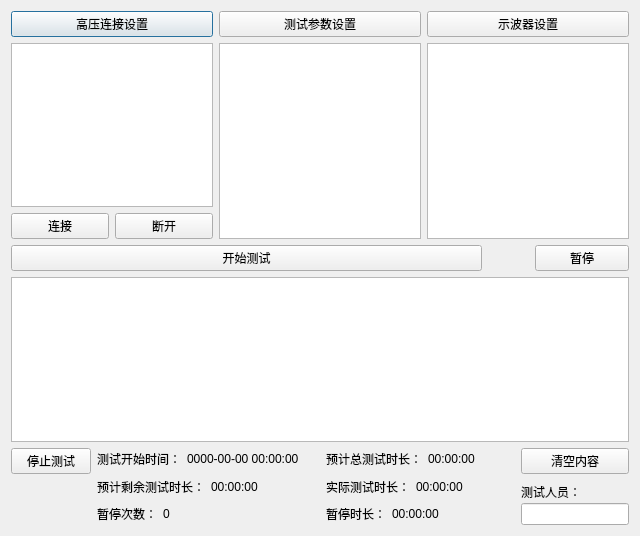
This is main_dialog.ui in curious-heart/X-exposer-tool as Qt 5 draws it before an edit. The edited form follows.
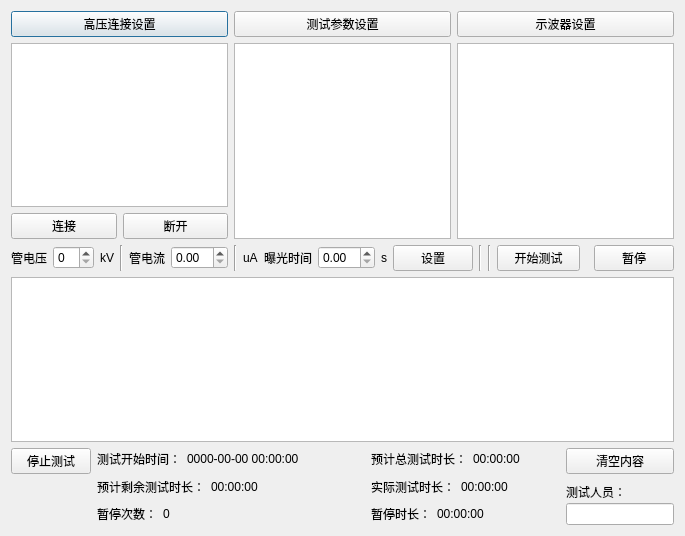
This is the edited form.

Commit message: Add current unit option and dura unit option; add single mode parameters on main ui, but not sync its data with test-parameters dialog.

```diff
--- a/main_dialog.ui
+++ b/main_dialog.ui
@@ -6,7 +6,7 @@
    <rect>
     <x>0</x>
     <y>0</y>
-    <width>640</width>
+    <width>685</width>
     <height>536</height>
    </rect>
   </property>
@@ -121,7 +121,96 @@
     </layout>
    </item>
    <item>
-    <layout class="QHBoxLayout" name="horizontalLayout_4" stretch="10,1,2">
+    <layout class="QHBoxLayout" name="horizontalLayout_4" stretch="0,0,0,0,0,0,0,0,0,0,0,0,0,0,10,1,2">
+     <item>
+      <widget class="QLabel" name="manTestcubeVoltLbl">
+       <property name="text">
+        <string>管电压</string>
+       </property>
+      </widget>
+     </item>
+     <item>
+      <widget class="QSpinBox" name="manTestcubeVoltSpin"/>
+     </item>
+     <item>
+      <widget class="QLabel" name="manTestcubeVoltUnitLbl">
+       <property name="text">
+        <string>kV</string>
+       </property>
+      </widget>
+     </item>
+     <item>
+      <widget class="Line" name="line_1">
+       <property name="orientation">
+        <enum>Qt::Vertical</enum>
+       </property>
+      </widget>
+     </item>
+     <item>
+      <widget class="QLabel" name="manTestcubeCurrentLbl">
+       <property name="text">
+        <string>管电流</string>
+       </property>
+      </widget>
+     </item>
+     <item>
+      <widget class="QDoubleSpinBox" name="manTestcubeCurrentDblspin"/>
+     </item>
+     <item>
+      <widget class="Line" name="line_2">
+       <property name="orientation">
+        <enum>Qt::Vertical</enum>
+       </property>
+      </widget>
+     </item>
+     <item>
+      <widget class="QLabel" name="manTestcubeCurrentUnitLbl">
+       <property name="text">
+        <string>uA</string>
+       </property>
+      </widget>
+     </item>
+     <item>
+      <widget class="QLabel" name="manTestexpoDuraLbl">
+       <property name="text">
+        <string>曝光时间</string>
+       </property>
+      </widget>
+     </item>
+     <item>
+      <widget class="QDoubleSpinBox" name="manTestexpoDuraDblspin"/>
+     </item>
+     <item>
+      <widget class="QLabel" name="manTestexpoDuraUnitLbl">
+       <property name="text">
+        <string>s</string>
+       </property>
+      </widget>
+     </item>
+     <item>
+      <widget class="QPushButton" name="manTestSettingBtn">
+       <property name="enabled">
+        <bool>true</bool>
+       </property>
+       <property name="text">
+        <string>设置</string>
+       </property>
+      </widget>
+     </item>
+     <item>
+      <widget class="Line" name="line_3">
+       <property name="orientation">
+        <enum>Qt::Vertical</enum>
+       </property>
+      </widget>
+     </item>
+     <item>
+      <widget class="Line" name="line_4">
+       <property name="orientation">
+        <enum>Qt::Vertical</enum>
+       </property>
+      </widget>
+     </item>
      <item>
       <widget class="QPushButton" name="startTestBtn">
        <property name="sizePolicy">
```
The commit also changes 9 other files.
